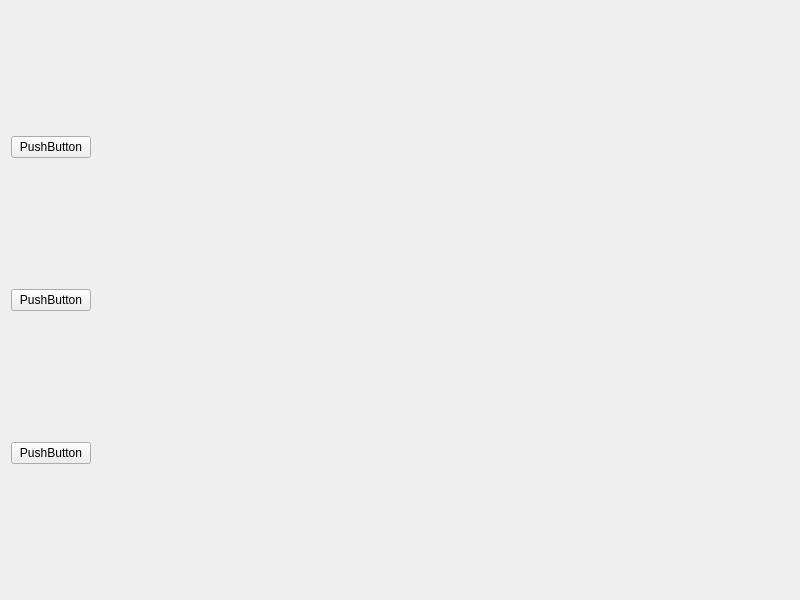
The window that qtCode/ProAVV/aav_main_view.ui (ProAAV/code) describes before a commit, drawn with Qt 5.
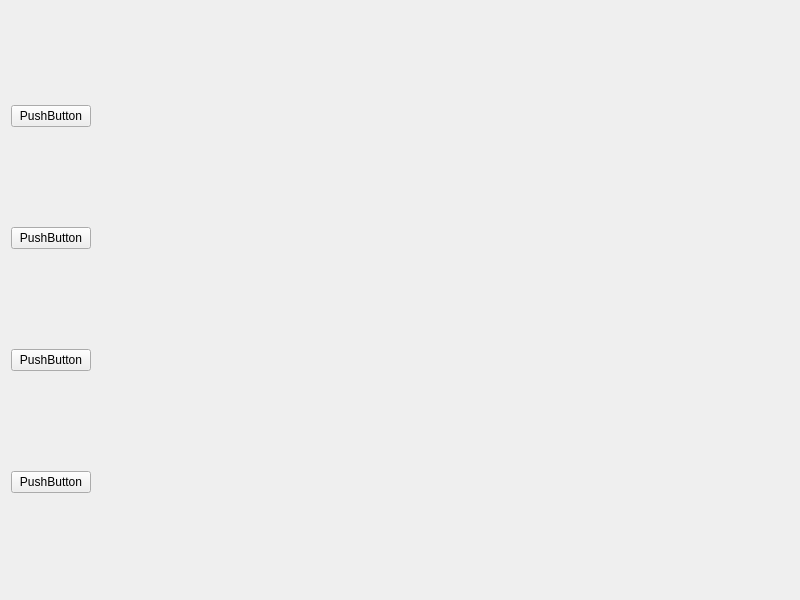
The same window after the commit.

```diff
--- a/qtCode/ProAVV/aav_main_view.ui
+++ b/qtCode/ProAVV/aav_main_view.ui
@@ -32,6 +32,13 @@
          </property>
         </widget>
        </item>
+       <item>
+        <widget class="QPushButton" name="btn_upload">
+         <property name="text">
+          <string>PushButton</string>
+         </property>
+        </widget>
+       </item>
        <item>
         <widget class="QPushButton" name="btn_video_disp">
          <property name="text">
```
